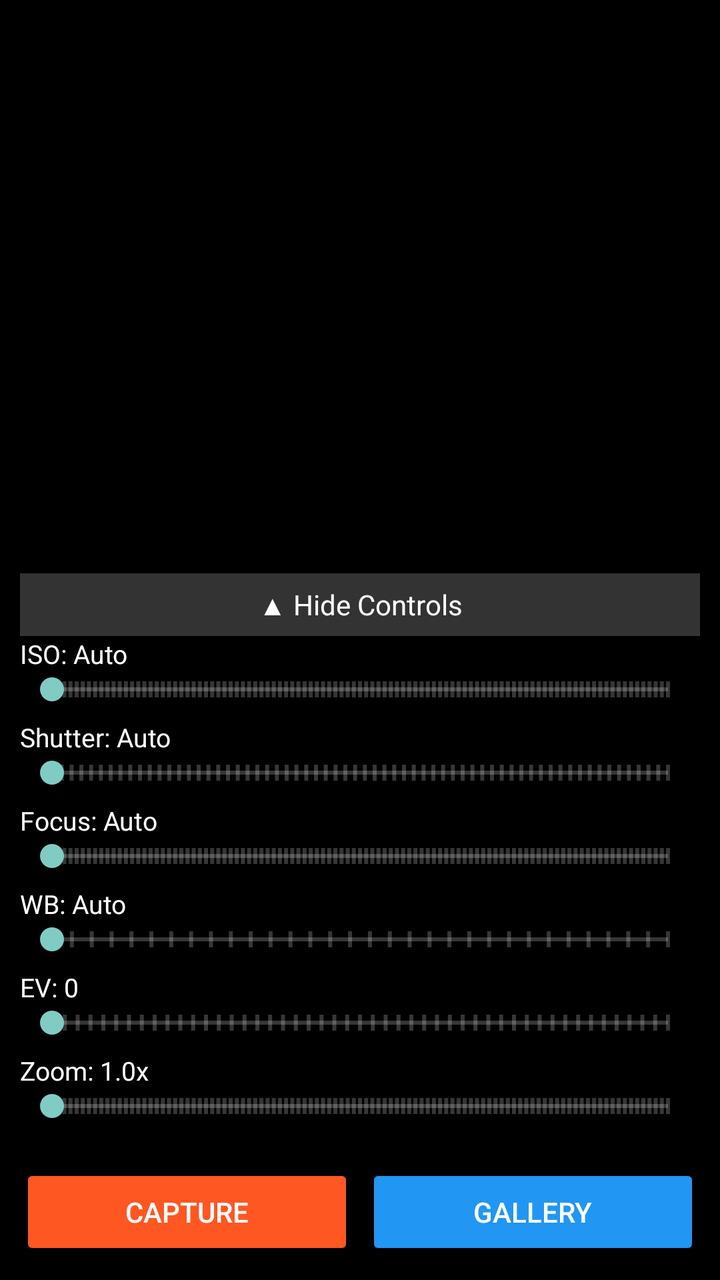
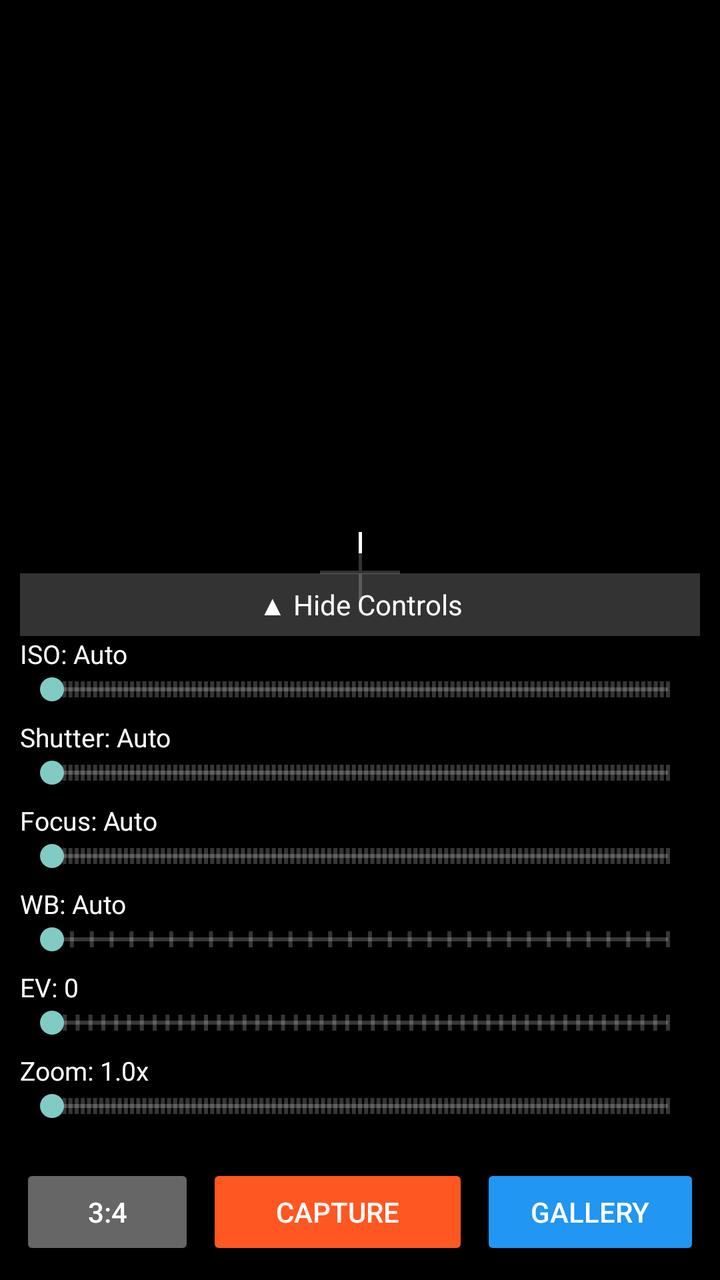

An Android layout rendered at two revisions. The XML below is the earlier revision; the diff shows what the commit changed to produce the second picture.
<!-- AndroidManifest.xml: activity theme Theme.AppCompat.NoActionBar -->
<!-- res/layout/activity_main.xml -->
<?xml version="1.0" encoding="utf-8"?>
<androidx.constraintlayout.widget.ConstraintLayout 
    xmlns:android="http://schemas.android.com/apk/res/android"
    xmlns:app="http://schemas.android.com/apk/res-auto"
    android:layout_width="match_parent"
    android:layout_height="match_parent"
    android:background="#000000">

    <TextureView
        android:id="@+id/textureView"
        android:layout_width="0dp"
        android:layout_height="0dp"
        app:layout_constraintTop_toTopOf="parent"
        app:layout_constraintBottom_toTopOf="@+id/bottomBar"
        app:layout_constraintStart_toStartOf="parent"
        app:layout_constraintEnd_toEndOf="parent" />

    <LinearLayout
        android:id="@+id/controlsLayout"
        android:layout_width="match_parent"
        android:layout_height="wrap_content"
        android:orientation="vertical"
        android:padding="10dp"
        android:background="#CC000000"
        app:layout_constraintBottom_toTopOf="@+id/bottomBar">

        <TextView
            android:id="@+id/toggleControls"
            android:layout_width="match_parent"
            android:layout_height="wrap_content"
            android:text="▲ Hide Controls"
            android:textColor="#FFFFFF"
            android:textSize="14sp"
            android:gravity="center"
            android:padding="6dp"
            android:background="#33FFFFFF" />

        <LinearLayout
            android:id="@+id/seekBarsContainer"
            android:layout_width="match_parent"
            android:layout_height="wrap_content"
            android:orientation="vertical">

            <TextView android:id="@+id/isoLabel" android:layout_width="wrap_content" android:layout_height="wrap_content" android:text="ISO: Auto" android:textColor="#FFFFFF" android:textSize="13sp" />
            <SeekBar android:id="@+id/isoSeekBar" android:layout_width="match_parent" android:layout_height="wrap_content" android:max="100" android:tickMark="@drawable/tick_mark" android:tickMarkTint="#88FFFFFF" />

            <TextView android:id="@+id/shutterLabel" android:layout_width="wrap_content" android:layout_height="wrap_content" android:text="Shutter: Auto" android:textColor="#FFFFFF" android:textSize="13sp" android:layout_marginTop="6dp" />
            <SeekBar android:id="@+id/shutterSeekBar" android:layout_width="match_parent" android:layout_height="wrap_content" android:max="63" android:tickMark="@drawable/tick_mark" android:tickMarkTint="#88FFFFFF" />

            <TextView android:id="@+id/focusLabel" android:layout_width="wrap_content" android:layout_height="wrap_content" android:text="Focus: Auto" android:textColor="#FFFFFF" android:textSize="13sp" android:layout_marginTop="6dp" />
            <SeekBar android:id="@+id/focusSeekBar" android:layout_width="match_parent" android:layout_height="wrap_content" android:max="100" android:tickMark="@drawable/tick_mark" android:tickMarkTint="#88FFFFFF" />

            <TextView android:id="@+id/wbLabel" android:layout_width="wrap_content" android:layout_height="wrap_content" android:text="WB: Auto" android:textColor="#FFFFFF" android:textSize="13sp" android:layout_marginTop="6dp" />
            <SeekBar android:id="@+id/wbSeekBar" android:layout_width="match_parent" android:layout_height="wrap_content" android:max="31" android:tickMark="@drawable/tick_mark" android:tickMarkTint="#88FFFFFF" />

            <TextView android:id="@+id/evLabel" android:layout_width="wrap_content" android:layout_height="wrap_content" android:text="EV: 0" android:textColor="#FFFFFF" android:textSize="13sp" android:layout_marginTop="6dp" />
            <SeekBar android:id="@+id/evSeekBar" android:layout_width="match_parent" android:layout_height="wrap_content" android:max="48" android:tickMark="@drawable/tick_mark" android:tickMarkTint="#88FFFFFF" />

            <TextView android:id="@+id/zoomLabel" android:layout_width="wrap_content" android:layout_height="wrap_content" android:text="Zoom: 1.0x" android:textColor="#FFFFFF" android:textSize="13sp" android:layout_marginTop="6dp" />
            <SeekBar android:id="@+id/zoomSeekBar" android:layout_width="match_parent" android:layout_height="wrap_content" android:max="100" android:tickMark="@drawable/tick_mark" android:tickMarkTint="#88FFFFFF" />

        </LinearLayout>
    </LinearLayout>

    <LinearLayout
        android:id="@+id/bottomBar"
        android:layout_width="match_parent"
        android:layout_height="wrap_content"
        android:orientation="horizontal"
        android:padding="10dp"
        android:background="#CC000000"
        app:layout_constraintBottom_toBottomOf="parent">

        <Button
            android:id="@+id/captureButton"
            android:layout_width="0dp"
            android:layout_height="wrap_content"
            android:layout_weight="1"
            android:text="CAPTURE"
            android:backgroundTint="#FF5722"
            android:textColor="#FFFFFF"
            android:layout_marginEnd="6dp" />

        <Button
            android:id="@+id/galleryButton"
            android:layout_width="0dp"
            android:layout_height="wrap_content"
            android:layout_weight="1"
            android:text="GALLERY"
            android:backgroundTint="#2196F3"
            android:textColor="#FFFFFF" />
    </LinearLayout>

</androidx.constraintlayout.widget.ConstraintLayout>
<!-- resources referenced by this layout -->
<resources>
  <!-- drawable tick_mark (drawable) -->
  <?xml version="1.0" encoding="utf-8"?>
  <shape xmlns:android="http://schemas.android.com/apk/res/android"
      android:shape="rectangle">
      <solid android:color="#66FFFFFF" />
      <size
          android:width="2dp"
          android:height="8dp" />
  </shape>
</resources>

<!-- the commit's change to res/layout/activity_main.xml (unified diff, before → after) -->
@@ -15,6 +15,28 @@
         app:layout_constraintStart_toStartOf="parent"
         app:layout_constraintEnd_toEndOf="parent" />
 
+    
+    <View
+        android:id="@+id/crossVertical"
+        android:layout_width="1.5dp"
+        android:layout_height="40dp"
+        android:background="#FFFFFFFF"
+        app:layout_constraintTop_toTopOf="@id/textureView"
+        app:layout_constraintBottom_toBottomOf="@id/textureView"
+        app:layout_constraintStart_toStartOf="@id/textureView"
+        app:layout_constraintEnd_toEndOf="@id/textureView" />
+
+    <View
+        android:id="@+id/crossHorizontal"
+        android:layout_width="40dp"
+        android:layout_height="1.5dp"
+        android:background="#FFFFFFFF"
+        app:layout_constraintTop_toTopOf="@id/textureView"
+        app:layout_constraintBottom_toBottomOf="@id/textureView"
+        app:layout_constraintStart_toStartOf="@id/textureView"
+        app:layout_constraintEnd_toEndOf="@id/textureView" />
+
+    
     <LinearLayout
         android:id="@+id/controlsLayout"
         android:layout_width="match_parent"
@@ -45,7 +67,7 @@
             <SeekBar android:id="@+id/isoSeekBar" android:layout_width="match_parent" android:layout_height="wrap_content" android:max="100" android:tickMark="@drawable/tick_mark" android:tickMarkTint="#88FFFFFF" />
 
             <TextView android:id="@+id/shutterLabel" android:layout_width="wrap_content" android:layout_height="wrap_content" android:text="Shutter: Auto" android:textColor="#FFFFFF" android:textSize="13sp" android:layout_marginTop="6dp" />
-            <SeekBar android:id="@+id/shutterSeekBar" android:layout_width="match_parent" android:layout_height="wrap_content" android:max="63" android:tickMark="@drawable/tick_mark" android:tickMarkTint="#88FFFFFF" />
+            <SeekBar android:id="@+id/shutterSeekBar" android:layout_width="match_parent" android:layout_height="wrap_content" android:max="100" android:tickMark="@drawable/tick_mark" android:tickMarkTint="#88FFFFFF" />
 
             <TextView android:id="@+id/focusLabel" android:layout_width="wrap_content" android:layout_height="wrap_content" android:text="Focus: Auto" android:textColor="#FFFFFF" android:textSize="13sp" android:layout_marginTop="6dp" />
             <SeekBar android:id="@+id/focusSeekBar" android:layout_width="match_parent" android:layout_height="wrap_content" android:max="100" android:tickMark="@drawable/tick_mark" android:tickMarkTint="#88FFFFFF" />
@@ -62,6 +84,7 @@
         </LinearLayout>
     </LinearLayout>
 
+    
     <LinearLayout
         android:id="@+id/bottomBar"
         android:layout_width="match_parent"
@@ -72,10 +95,20 @@
         app:layout_constraintBottom_toBottomOf="parent">
 
         <Button
+            android:id="@+id/ratioButton"
+            android:layout_width="0dp"
+            android:layout_height="wrap_content"
+            android:layout_weight="0.8"
+            android:text="3:4"
+            android:backgroundTint="#666666"
+            android:textColor="#FFFFFF"
+            android:layout_marginEnd="6dp" />
+
+        <Button
             android:id="@+id/captureButton"
             android:layout_width="0dp"
             android:layout_height="wrap_content"
-            android:layout_weight="1"
+            android:layout_weight="1.2"
             android:text="CAPTURE"
             android:backgroundTint="#FF5722"
             android:textColor="#FFFFFF"
